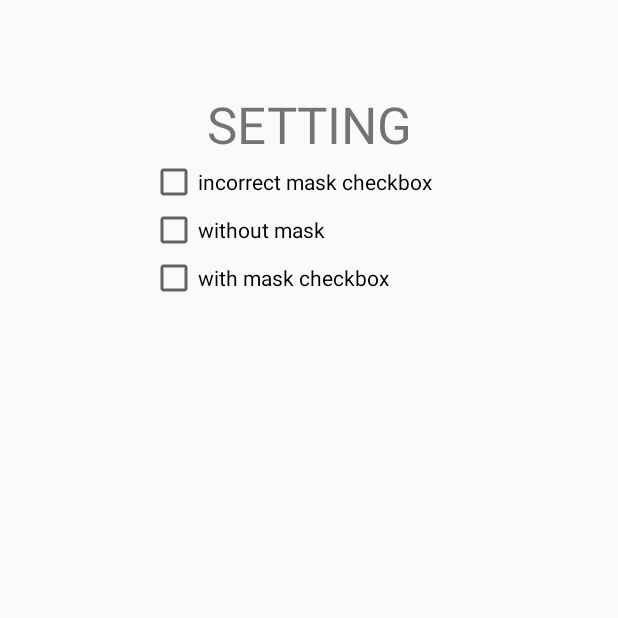
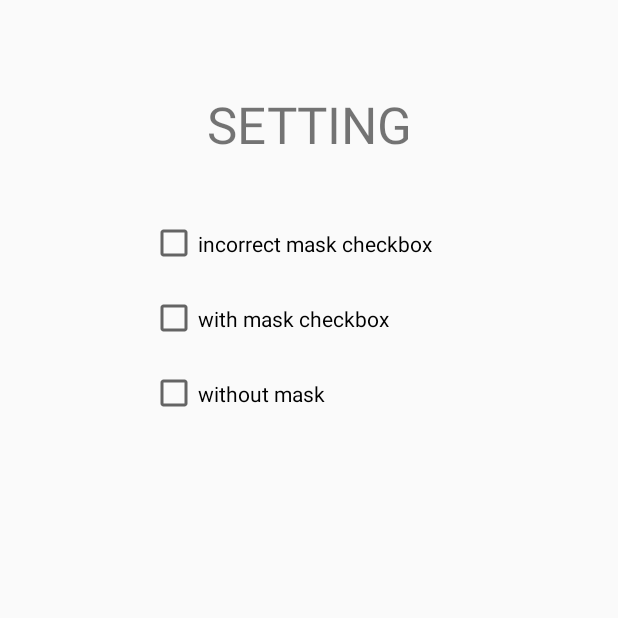
Before and after one commit to LorisGiann/face_mask_detection_proj, an Android app: the Activity_setting screen opened directly, with no data from a screen before it, on a phone screen of 412 x 824 dp, the top half of it. Run offline under Robolectric (Android 15) with nearby library versions, the phone set to English and light mode, and no system bars.

Commit message:
fixed setting layout

```diff
--- a/android/app/src/main/res/layout/activity_setting.xml
+++ b/android/app/src/main/res/layout/activity_setting.xml
@@ -15,7 +15,6 @@
         android:layout_marginTop="60dp"
         android:text="SETTING"
         android:textSize="34sp"
-        app:layout_constraintBottom_toTopOf="@+id/IncorrectMaskCheckbox"
         app:layout_constraintEnd_toEndOf="parent"
         app:layout_constraintStart_toStartOf="parent"
         app:layout_constraintTop_toTopOf="parent" />
@@ -23,31 +22,30 @@
     <CheckBox
         android:id="@+id/IncorrectMaskCheckbox"
         android:layout_width="wrap_content"
-        android:layout_height="wrap_content"
+        android:layout_height="50dp"
         android:layout_marginStart="100dp"
         android:layout_marginTop="32dp"
         android:text="incorrect mask checkbox"
         app:layout_constraintStart_toStartOf="parent"
-        app:layout_constraintBottom_toTopOf="@+id/withoutMaskCheckbox" />
+        app:layout_constraintTop_toBottomOf="@+id/textView" />
 
     <CheckBox
         android:id="@+id/withoutMaskCheckbox"
         android:layout_width="wrap_content"
-        android:layout_height="wrap_content"
+        android:layout_height="50dp"
         android:layout_marginStart="100dp"
         android:text="without mask"
         app:layout_constraintStart_toStartOf="parent"
-        app:layout_constraintBottom_toTopOf="@+id/withMaskCheckbox" />
+        app:layout_constraintTop_toBottomOf="@+id/withMaskCheckbox" />
 
     <CheckBox
         android:id="@+id/withMaskCheckbox"
         android:layout_width="wrap_content"
-        android:layout_height="wrap_content"
+        android:layout_height="50dp"
         android:layout_marginStart="100dp"
         android:text="with mask checkbox"
         app:layout_constraintStart_toStartOf="parent"
-        app:layout_constraintBottom_toTopOf="@+id/withoutMaskCheckbox" />
-
+        app:layout_constraintTop_toBottomOf="@+id/IncorrectMaskCheckbox" />
 
 
 </androidx.constraintlayout.widget.ConstraintLayout>
```
